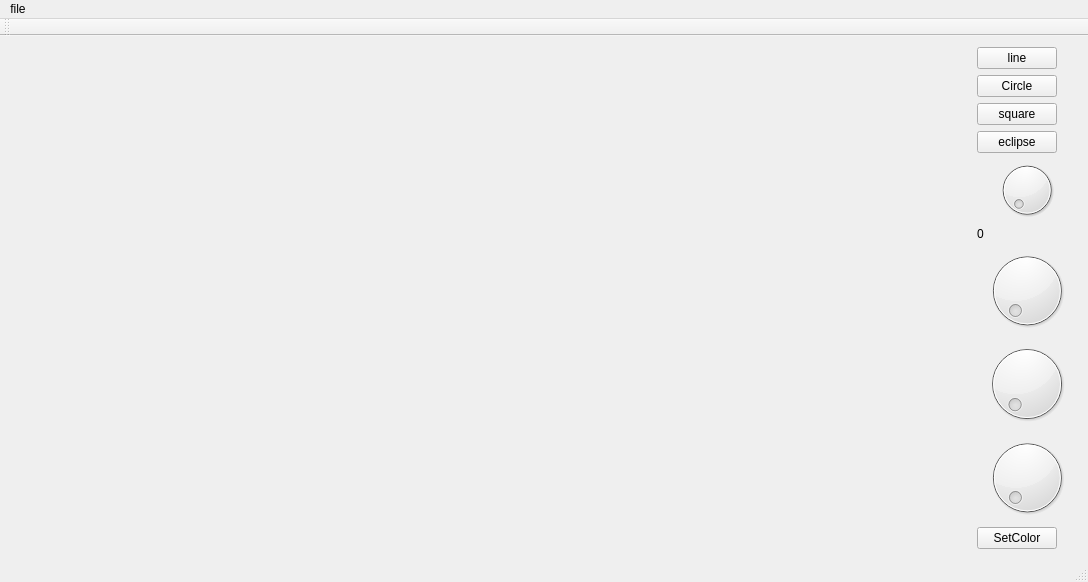
The window that pnt/mainwindow.ui (vertil/pnt) describes before a commit, drawn with Qt 5.
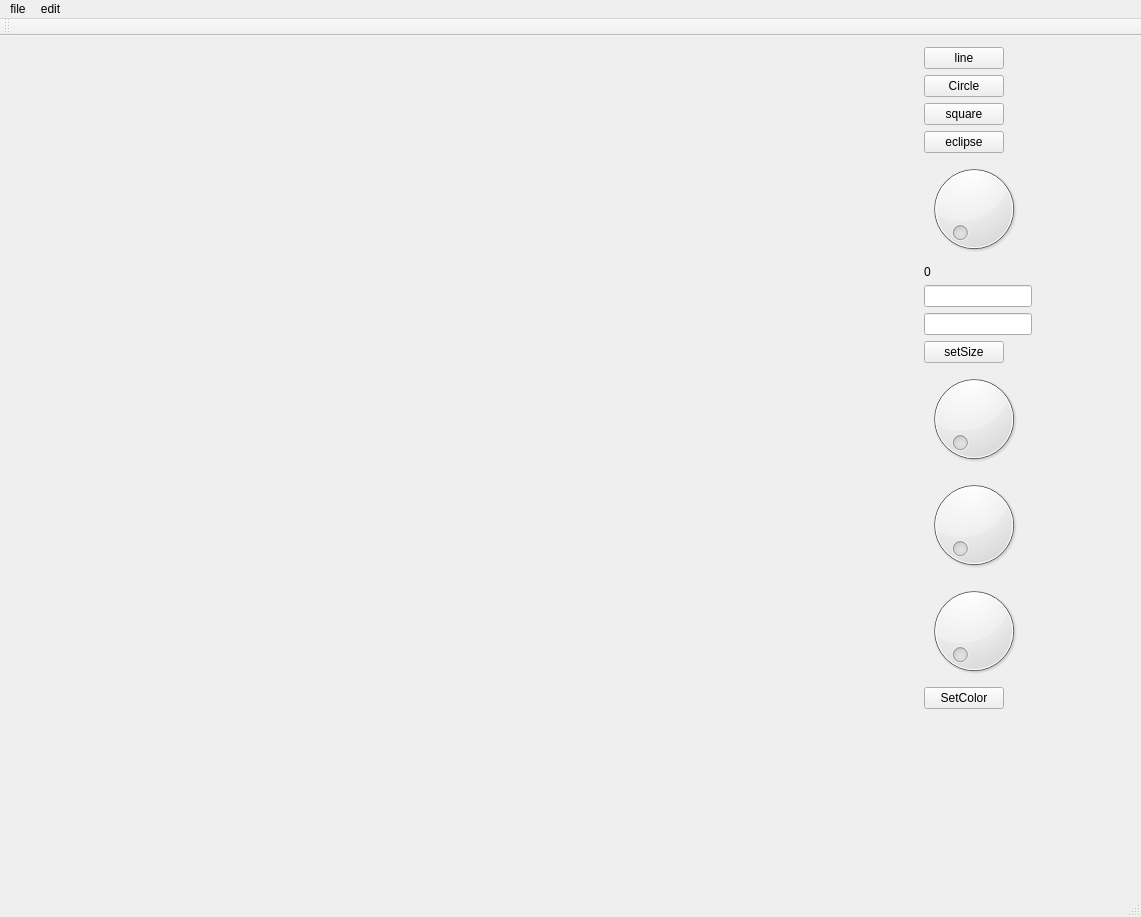
The same window after the commit. Custom widgets are drawn as their Qt base class.

Commit message: can change label size by button

```diff
--- a/pnt/mainwindow.ui
+++ b/pnt/mainwindow.ui
@@ -6,8 +6,8 @@
    <rect>
     <x>0</x>
     <y>0</y>
-    <width>1088</width>
-    <height>582</height>
+    <width>1141</width>
+    <height>917</height>
    </rect>
   </property>
   <property name="windowTitle">
@@ -22,7 +22,7 @@
       </property>
       <property name="sizeHint" stdset="0">
        <size>
-        <width>881</width>
+        <width>900</width>
         <height>20</height>
        </size>
       </property>
@@ -51,14 +51,14 @@
      <layout class="QFormLayout" name="formLayout_3">
       <item row="0" column="0">
        <layout class="QFormLayout" name="formLayout">
-        <item row="2" column="0">
+        <item row="3" column="0">
          <widget class="QPushButton" name="pushButton_2">
           <property name="text">
            <string>Circle</string>
           </property>
          </widget>
         </item>
-        <item row="3" column="0">
+        <item row="4" column="0">
          <widget class="QPushButton" name="pushButton_3">
           <property name="text">
            <string>square</string>
@@ -66,27 +66,27 @@
          </widget>
         </item>
         <item row="5" column="0">
+         <widget class="QPushButton" name="pushButton_5">
+          <property name="text">
+           <string>eclipse</string>
+          </property>
+         </widget>
+        </item>
+        <item row="6" column="0" colspan="2">
          <widget class="QDial" name="dial">
           <property name="maximum">
            <number>50</number>
           </property>
          </widget>
         </item>
-        <item row="6" column="0">
+        <item row="7" column="0">
          <widget class="QLabel" name="label">
           <property name="text">
            <string>0</string>
           </property>
          </widget>
         </item>
-        <item row="4" column="0">
-         <widget class="QPushButton" name="pushButton_5">
-          <property name="text">
-           <string>eclipse</string>
-          </property>
-         </widget>
-        </item>
-        <item row="1" column="0">
+        <item row="2" column="0">
          <widget class="QPushButton" name="pushButton">
           <property name="text">
            <string>line</string>
@@ -96,29 +96,42 @@
        </layout>
       </item>
       <item row="1" column="0">
+       <widget class="QLineEdit" name="xSize"/>
+      </item>
+      <item row="2" column="0">
+       <widget class="QLineEdit" name="ySize"/>
+      </item>
+      <item row="3" column="0">
+       <widget class="QPushButton" name="pushButton_size">
+        <property name="text">
+         <string>setSize</string>
+        </property>
+       </widget>
+      </item>
+      <item row="4" column="0">
        <layout class="QFormLayout" name="formLayout_2">
-        <item row="0" column="0">
+        <item row="1" column="0">
          <widget class="QDial" name="dial_3">
           <property name="maximum">
            <number>255</number>
           </property>
          </widget>
         </item>
-        <item row="1" column="0">
+        <item row="2" column="0">
          <widget class="QDial" name="dial_4">
           <property name="maximum">
            <number>255</number>
           </property>
          </widget>
         </item>
-        <item row="2" column="0">
+        <item row="3" column="0">
          <widget class="QDial" name="dial_2">
           <property name="maximum">
            <number>255</number>
           </property>
          </widget>
         </item>
-        <item row="3" column="0">
+        <item row="4" column="0">
          <widget class="QPushButton" name="pushButton_4">
           <property name="text">
            <string>SetColor</string>
@@ -136,7 +149,7 @@
     <rect>
      <x>0</x>
      <y>0</y>
-     <width>1088</width>
+     <width>1141</width>
      <height>31</height>
     </rect>
    </property>
@@ -147,7 +160,13 @@
     <addaction name="actionOpenfile"/>
     <addaction name="actionSavefile"/>
    </widget>
+   <widget class="QMenu" name="menuedit">
+    <property name="title">
+     <string>edit</string>
+    </property>
+   </widget>
    <addaction name="menufile"/>
+   <addaction name="menuedit"/>
   </widget>
   <widget class="QToolBar" name="mainToolBar">
    <attribute name="toolBarArea">
```
The commit also changes 5 other files.
